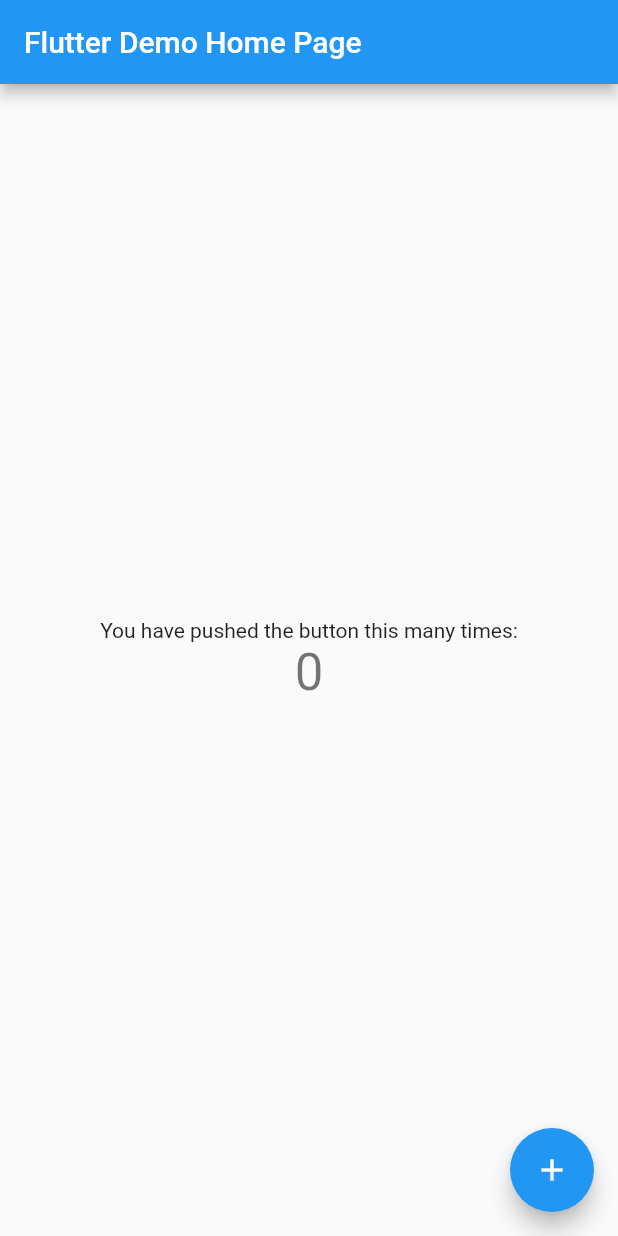
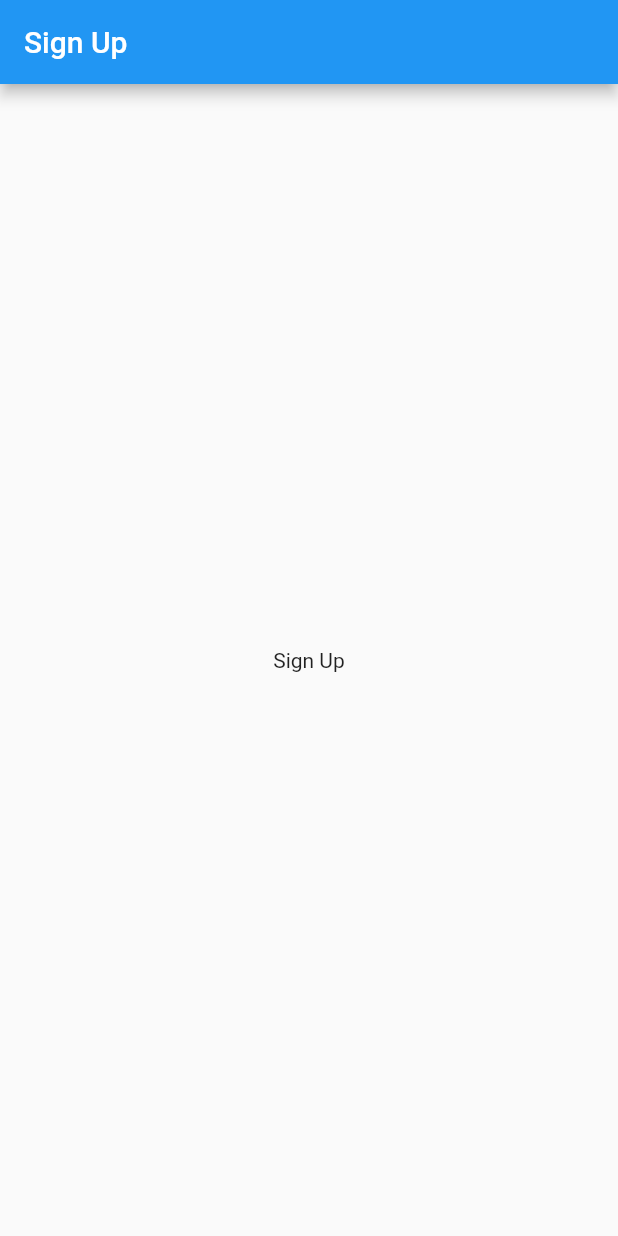
Before and after one commit to ballet-for-all/ballet_for_all_flutter, a Flutter app: the screen it shows after launch, on a phone screen of 412 x 824 dp. Run offline on Flutter 3.47's test engine with Material 2 defaults, Android fonts, the phone set to English and light mode, and no system bars; our stand-ins replace firebase_core; accounts and stored records are empty; generated files the repository leaves out were written again.

Commit message:
(EDFJ-78) 회원가입 페이지 생성

```diff
--- a/analysis_options.yaml
+++ b/analysis_options.yaml
@@ -15,6 +15,7 @@
   - avoid_escaping_inner_quotes
   - avoid_field_initializers_in_const_classes
   - avoid_final_parameters
+  - prefer_expression_function_bodies
   - prefer_relative_imports
   - prefer_single_quotes
   - unnecessary_statements
--- a/lib/main.dart
+++ b/lib/main.dart
@@ -2,6 +2,7 @@
 import 'package:flutter/material.dart';
 
 import 'firebase_options.dart';
+import 'page/sign_up/view/sign_up_page.dart';
 
 void main() {
   WidgetsFlutterBinding.ensureInitialized();
@@ -14,60 +15,11 @@
   const MyApp({super.key});
 
   @override
-  Widget build(BuildContext context) {
-    return MaterialApp(
-      title: 'Flutter Demo',
-      theme: ThemeData(
-        primarySwatch: Colors.blue,
-      ),
-      home: const MyHomePage(title: 'Flutter Demo Home Page'),
-    );
-  }
+  Widget build(BuildContext context) => MaterialApp(
+        title: 'Flutter Demo',
+        theme: ThemeData(
+          primarySwatch: Colors.blue,
+        ),
+        home: const SignUpPage(),
+      );
 }
-
-class MyHomePage extends StatefulWidget {
-  const MyHomePage({super.key, required this.title});
-
-  final String title;
-
-  @override
-  State<MyHomePage> createState() => _MyHomePageState();
-}
-
-class _MyHomePageState extends State<MyHomePage> {
-  int _counter = 0;
-
-  void _incrementCounter() {
-    setState(() {
-      _counter++;
-    });
-  }
-
-  @override
-  Widget build(BuildContext context) {
-    return Scaffold(
-      appBar: AppBar(
-        title: Text(widget.title),
-      ),
-      body: Center(
-        child: Column(
-          mainAxisAlignment: MainAxisAlignment.center,
-          children: <Widget>[
-            const Text(
-              'You have pushed the button this many times:',
-            ),
-            Text(
-              '$_counter',
-              style: Theme.of(context).textTheme.headlineMedium,
-            ),
-          ],
-        ),
-      ),
-      floatingActionButton: FloatingActionButton(
-        onPressed: _incrementCounter,
-        tooltip: 'Increment',
-        child: const Icon(Icons.add),
-      ),
-    );
-  }
-}
--- /dev/null
+++ b/lib/page/sign_up/view/sign_up_page.dart
@@ -0,0 +1,10 @@
+import 'package:flutter/material.dart';
+
+import 'sign_up_view.dart';
+
+class SignUpPage extends StatelessWidget {
+  const SignUpPage({Key? key}) : super(key: key);
+
+  @override
+  Widget build(BuildContext context) => const SignUpView();
+}
--- /dev/null
+++ b/lib/page/sign_up/view/sign_up_view.dart
@@ -0,0 +1,15 @@
+import 'package:flutter/material.dart';
+
+class SignUpView extends StatelessWidget {
+  const SignUpView({Key? key}) : super(key: key);
+
+  @override
+  Widget build(BuildContext context) => Scaffold(
+        appBar: AppBar(
+          title: const Text('Sign Up'),
+        ),
+        body: const Center(
+          child: Text('Sign Up'),
+        ),
+      );
+}
```
Also changed, not shown: pubspec.lock.
